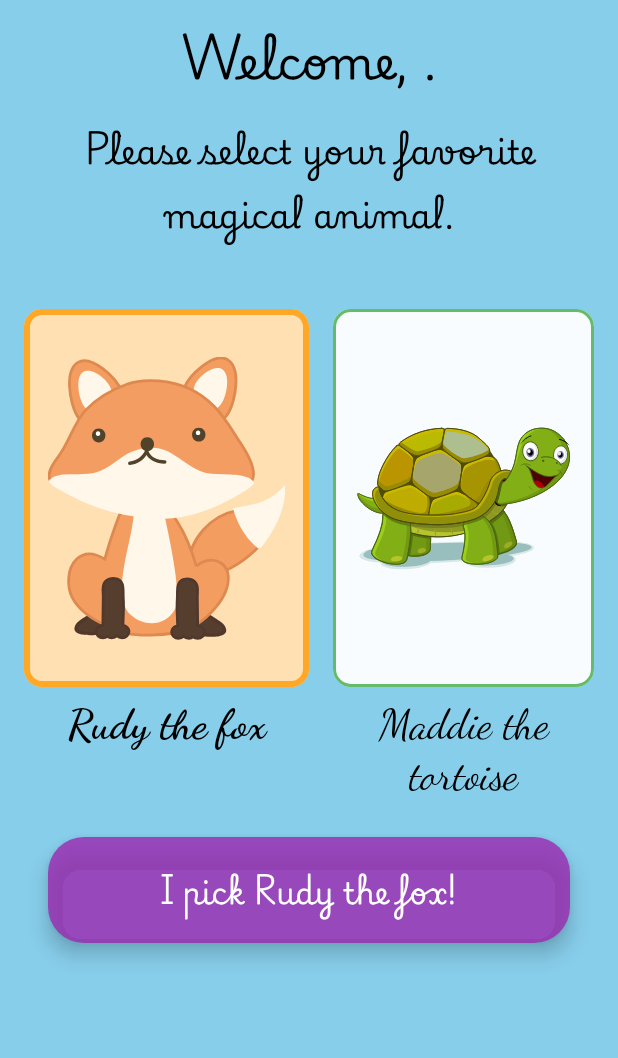
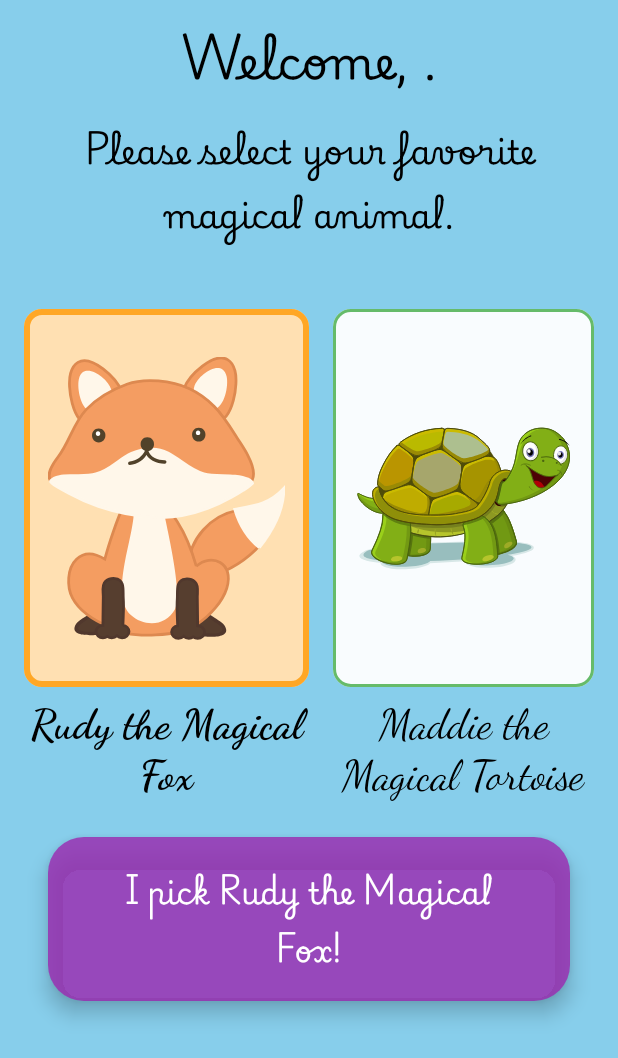
Before and after one commit to CesarValiente/MagicalZooAI, an Android app built with Jetpack Compose: the PetSelectionActivity screen opened directly, with no data from a screen before it, after a tap on "Fox", on a phone screen of 412 x 824 dp. Shown: the top 1058 px of the screen. Run offline under Robolectric (Android 15) with nearby library versions, the phone set to English and light mode, and no system bars.

Commit message:
Refactored names for Rudy and Maddie

```diff
--- a/app/src/main/java/com/cesarvaliente/magicalzooai/MagicalAnimalsActivity.kt
+++ b/app/src/main/java/com/cesarvaliente/magicalzooai/MagicalAnimalsActivity.kt
@@ -144,11 +144,12 @@ fun MagicalZooStartScreen(kidName: String) {
                     }
                     Spacer(modifier = Modifier.height(8.dp))
                     Text(
-                        text = "Rudy the fox",
+                        text = "Rudy the Magical Fox",
                         fontSize = 28.sp,
                         fontFamily = FontFamily.Cursive,
                         fontWeight = if (isSelected) FontWeight.Bold else FontWeight.Normal,
-                        color = Color.Black
+                        color = Color.Black,
+                        textAlign = TextAlign.Center
                     )
                 }
 
@@ -182,7 +183,7 @@ fun MagicalZooStartScreen(kidName: String) {
                     }
                     Spacer(modifier = Modifier.height(8.dp))
                     Text(
-                        text = "Maddie the tortoise",
+                        text = "Maddie the Magical Tortoise",
                         fontSize = 28.sp,
                         fontFamily = FontFamily.Cursive,
                         fontWeight = if (isSelected) FontWeight.Bold else FontWeight.Normal,
@@ -203,8 +204,8 @@ fun MagicalZooStartScreen(kidName: String) {
                 exit = fadeOut() + shrinkVertically() + scaleOut()
             ) {
                 val animalName = when (selected) {
-                    Animal.FOX -> "Rudy the fox"
-                    Animal.TORTOISE -> "Maddie the tortoise"
+                    Animal.FOX -> "Rudy the Magical Fox"
+                    Animal.TORTOISE -> "Maddie the Magical Tortoise"
                     null -> ""
                 }
 
```
